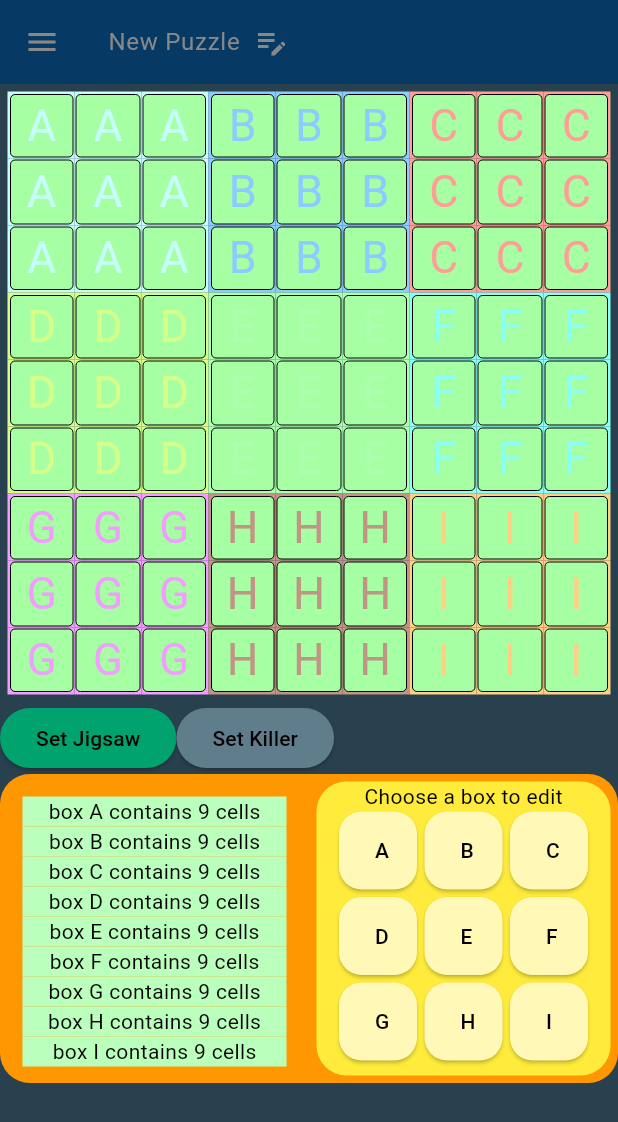
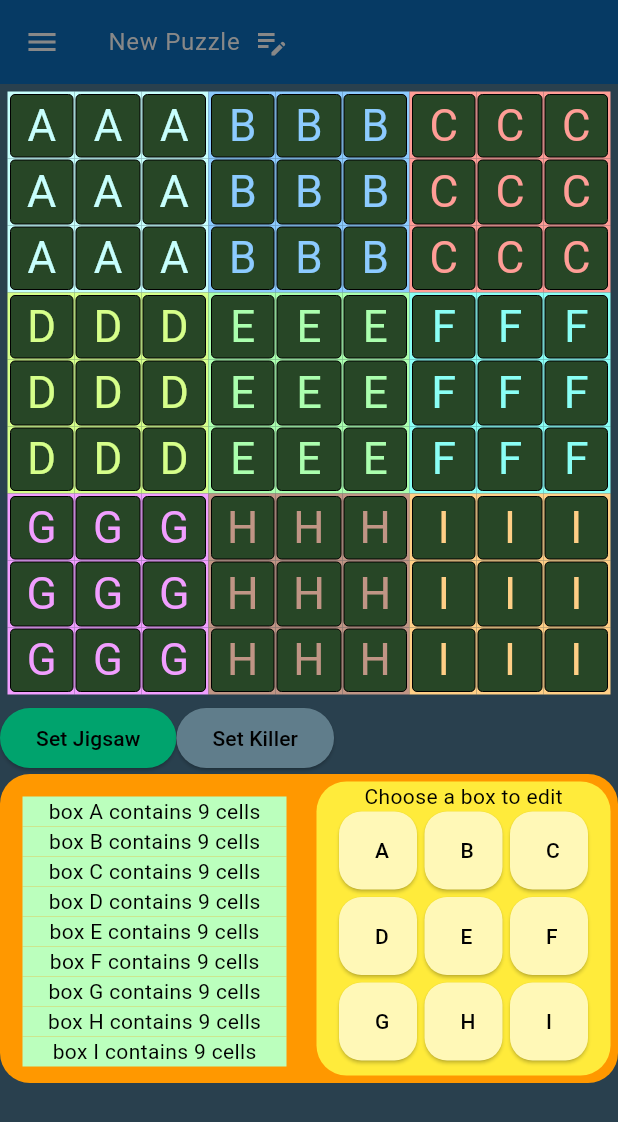
Before and after one commit to Euan213/sudoku-notepad, a Flutter app: the Board screen opened directly, after a tap on "Set Jigsaw", on a phone screen of 412 x 824 dp. Shown: the top 1122 px of the screen. Run offline on Flutter 3.47's test engine with Material 3 defaults, Android fonts, the phone set to English and light mode, and no system bars; our stand-ins replace dotted_line.

Commit message:
added indicator for what input mode user is currently in and a new cell background colour for jigsaw set mode so that the notation for each box stands out better

```diff
--- a/lib/board.dart
+++ b/lib/board.dart
@@ -488,7 +488,8 @@ class _BoardState extends State<Board>
     cell.getColour(
       selected: cell.selected,
       setMode: !boardModePlay,
-      isSeen: selected.isEmpty? false:Sudoku.isSeen(selected[0], cell)
+      isSeen: selected.isEmpty? false:Sudoku.isSeen(selected[0], cell),
+      settingJigsaw: buttonMode==ButtonMode.setJigsaw? true : false,
     );
     if(cell.onHint && !hinting)
     {
@@ -678,6 +679,23 @@ class _BoardState extends State<Board>
       ));
     }
     return inputModeButtons;
+  }
+
+  Widget _inputModeIcon()
+  {
+    return SizedBox(
+      height: 40,
+      width: 40,
+      child: Container(
+        padding: EdgeInsets.only(right: 10),
+        child:  buttonMode==ButtonMode.number?        Image(image: AssetImage('assets/NumberIndicator.png')):
+                buttonMode==ButtonMode.fixedNum?      Image(image: AssetImage('assets/NumberIndicator.png')):
+                buttonMode==ButtonMode.pencilCenter?  Image(image: AssetImage('assets/PencilCenterIndicator.png')):
+                buttonMode==ButtonMode.pencilCorner?  Image(image: AssetImage('assets/PencilCornerIndicator.png')):
+                buttonMode==ButtonMode.colour?        Icon(Icons.color_lens, size: 35):
+                                                      Spacer(),
+      ),
+    );
   }
 
   Widget hintButton()
@@ -1567,7 +1585,7 @@ class _BoardState extends State<Board>
                 );
               }(),
             ),
-            Row(children: _getInputModeButtons(),),
+            Row(children: [..._getInputModeButtons(), Spacer(), _inputModeIcon()],),
             _boardInputZone(),
           ],
         ),
--- a/lib/cell.dart
+++ b/lib/cell.dart
@@ -90,9 +90,10 @@ class Cell {
 
   void getColour({required bool setMode,
                   required bool isSeen,
-                  required bool selected})
+                  required bool selected,
+                  bool settingJigsaw=false})
   {
-    colour = CellColours.getNewColour(baseId:_baseColourId, isSetMode:setMode, seen:isSeen, selected:selected, hinting: onHint);
+    colour = CellColours.getNewColour(baseId:_baseColourId, isSetMode:setMode, seen:isSeen, selected:selected, hinting: onHint, settingJigsaw: settingJigsaw);
   }
 
     void updateBaseId(int newId)
--- a/lib/cellColours.dart
+++ b/lib/cellColours.dart
@@ -16,6 +16,7 @@ class CellColours
                          const Color.fromARGB(255, 255, 207, 134),
                          const Color.fromARGB(255, 199, 199, 199)];
   static Color setMode = const Color.fromARGB(255, 167, 255, 164);
+  static Color setJigsaw = const Color.fromARGB(255, 39, 70, 38);
   static Color sameNumText = const Color.fromARGB(255, 255, 56, 195);
   static Color error = Colors.red;
   static Color fixedText = const Color.fromARGB(255, 0, 124, 4);
@@ -25,9 +26,10 @@ class CellColours
   static Color hintMargin = const Color.fromARGB(255, 15, 227, 255);
   static Color hinted = const Color.fromARGB(255, 255, 15, 223);
 
-static Color getNewColour({int baseId=0, bool selected=false, bool seen=false, bool isSetMode=false, bool hinting=false})
+static Color getNewColour({int baseId=0, bool selected=false, bool seen=false, bool isSetMode=false, bool hinting=false, bool settingJigsaw=false})
   {
-    Color newColour = isSetMode? setMode:
+    Color newColour = settingJigsaw? setJigsaw:
+                      isSetMode? setMode:
                       hinting? hinted:
                       baseColours[baseId];
     if (selected)
```
Also changed, not shown: assets/NumberIndicator.png (added), assets/PencilCenterIndicator.png (added), assets/PencilCornerIndicator.png (added).
